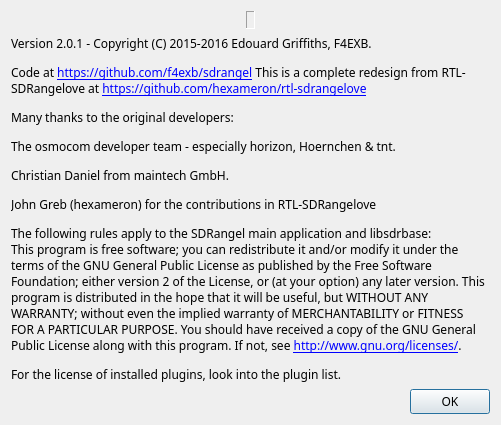
First picture: the form in sdrbase/gui/aboutdialog.ui, repository f4exb/sdrangel, before the edit.
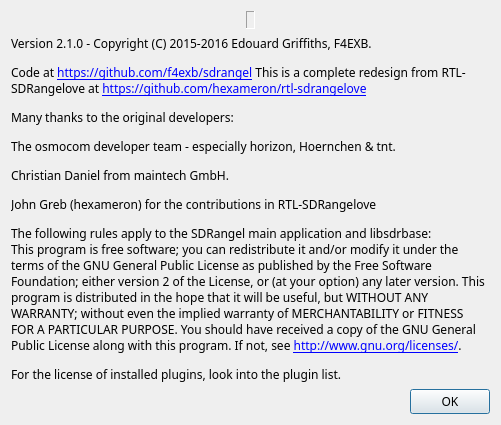
Second picture: the form after the edit. Icons and pictures are not drawn.

Commit message: set version back to 2.1.0 after merge

Patch:
```diff
--- a/sdrbase/gui/aboutdialog.ui
+++ b/sdrbase/gui/aboutdialog.ui
@@ -84,7 +84,7 @@
    <item>
     <widget class="QLabel" name="label_2">
      <property name="text">
-      <string>&lt;html&gt;&lt;head/&gt;&lt;body&gt;&lt;p&gt;Version 2.0.1 - Copyright (C) 2015-2016 Edouard Griffiths, F4EXB. &lt;/p&gt;&lt;p&gt;Code at &lt;a href=&quot;https://github.com/f4exb/sdrangel&quot;&gt;&lt;span style=&quot; text-decoration: underline; color:#0000ff;&quot;&gt;https://github.com/f4exb/sdrangel&lt;/span&gt;&lt;/a&gt; This is a complete redesign from RTL-SDRangelove at &lt;a href=&quot;https://github.com/hexameron/rtl-sdrangelove&quot;&gt;&lt;span style=&quot; text-decoration: underline; color:#0000ff;&quot;&gt;https://github.com/hexameron/rtl-sdrangelove&lt;/span&gt;&lt;/a&gt;&lt;/p&gt;&lt;p&gt;Many thanks to the original developers:&lt;/p&gt;&lt;p&gt;The osmocom developer team - especially horizon, Hoernchen &amp;amp; tnt.&lt;/p&gt;&lt;p&gt;Christian Daniel from maintech GmbH.&lt;/p&gt;&lt;p&gt;John Greb (hexameron) for the contributions in RTL-SDRangelove&lt;/p&gt;&lt;p&gt;The following rules apply to the SDRangel main application and libsdrbase:&lt;br/&gt;This program is free software; you can redistribute it and/or modify it under the terms of the GNU General Public License as published by the Free Software Foundation; either version 2 of the License, or (at your option) any later version. This program is distributed in the hope that it will be useful, but WITHOUT ANY WARRANTY; without even the implied warranty of MERCHANTABILITY or FITNESS FOR A PARTICULAR PURPOSE. You should have received a copy of the GNU General Public License along with this program. If not, see &lt;a href=&quot;http://www.gnu.org/licenses/&quot;&gt;&lt;span style=&quot; text-decoration: underline; color:#0000ff;&quot;&gt;http://www.gnu.org/licenses/&lt;/span&gt;&lt;/a&gt;.&lt;/p&gt;&lt;p&gt;For the license of installed plugins, look into the plugin list.&lt;/p&gt;&lt;/body&gt;&lt;/html&gt;</string>
+      <string>&lt;html&gt;&lt;head/&gt;&lt;body&gt;&lt;p&gt;Version 2.1.0 - Copyright (C) 2015-2016 Edouard Griffiths, F4EXB. &lt;/p&gt;&lt;p&gt;Code at &lt;a href=&quot;https://github.com/f4exb/sdrangel&quot;&gt;&lt;span style=&quot; text-decoration: underline; color:#0000ff;&quot;&gt;https://github.com/f4exb/sdrangel&lt;/span&gt;&lt;/a&gt; This is a complete redesign from RTL-SDRangelove at &lt;a href=&quot;https://github.com/hexameron/rtl-sdrangelove&quot;&gt;&lt;span style=&quot; text-decoration: underline; color:#0000ff;&quot;&gt;https://github.com/hexameron/rtl-sdrangelove&lt;/span&gt;&lt;/a&gt;&lt;/p&gt;&lt;p&gt;Many thanks to the original developers:&lt;/p&gt;&lt;p&gt;The osmocom developer team - especially horizon, Hoernchen &amp;amp; tnt.&lt;/p&gt;&lt;p&gt;Christian Daniel from maintech GmbH.&lt;/p&gt;&lt;p&gt;John Greb (hexameron) for the contributions in RTL-SDRangelove&lt;/p&gt;&lt;p&gt;The following rules apply to the SDRangel main application and libsdrbase:&lt;br/&gt;This program is free software; you can redistribute it and/or modify it under the terms of the GNU General Public License as published by the Free Software Foundation; either version 2 of the License, or (at your option) any later version. This program is distributed in the hope that it will be useful, but WITHOUT ANY WARRANTY; without even the implied warranty of MERCHANTABILITY or FITNESS FOR A PARTICULAR PURPOSE. You should have received a copy of the GNU General Public License along with this program. If not, see &lt;a href=&quot;http://www.gnu.org/licenses/&quot;&gt;&lt;span style=&quot; text-decoration: underline; color:#0000ff;&quot;&gt;http://www.gnu.org/licenses/&lt;/span&gt;&lt;/a&gt;.&lt;/p&gt;&lt;p&gt;For the license of installed plugins, look into the plugin list.&lt;/p&gt;&lt;/body&gt;&lt;/html&gt;</string>
      </property>
      <property name="wordWrap">
       <bool>true</bool>
```
The commit also changes 1 other file.
